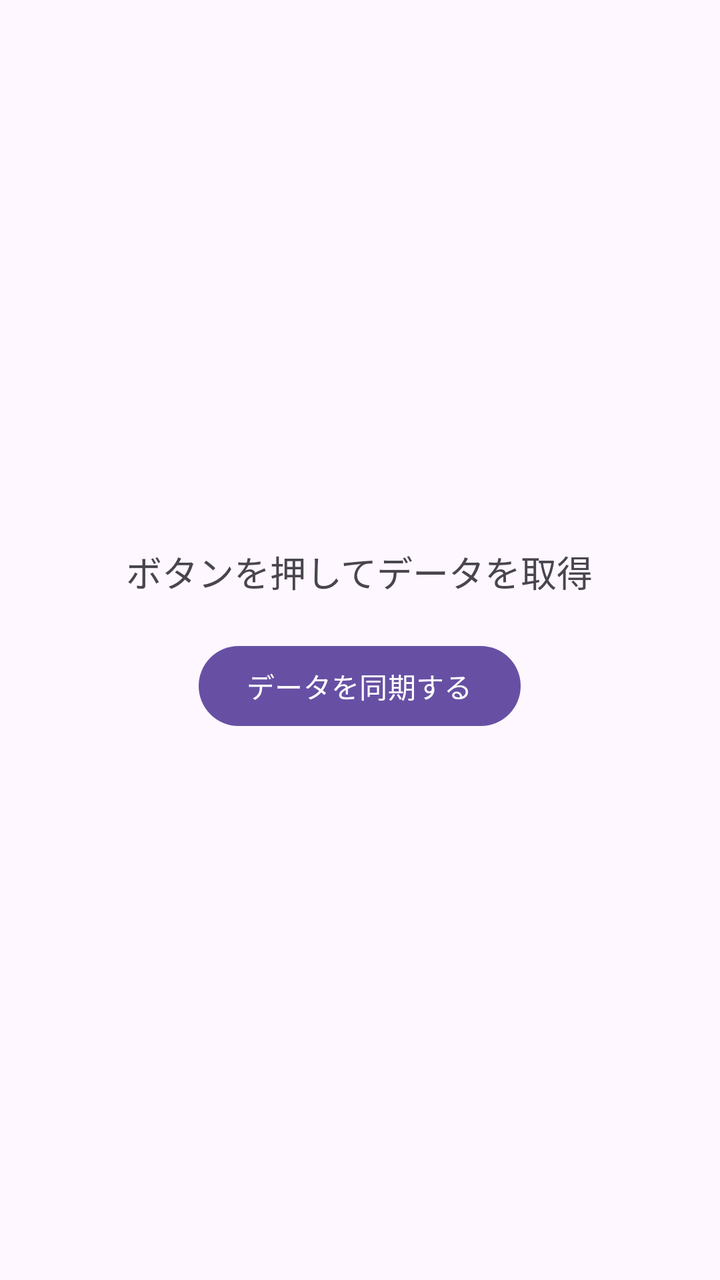
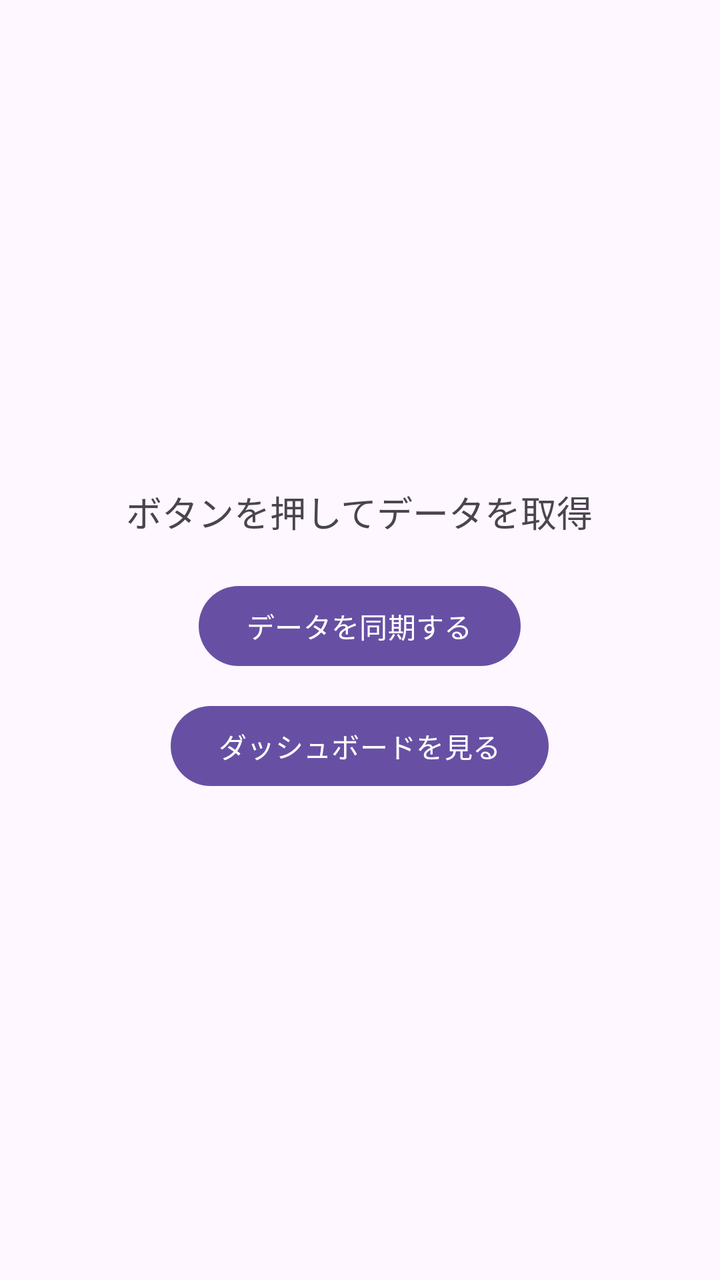

Before-and-after screenshots of an Android layout around one commit, followed by the original layout XML and the change that was made.
<!-- AndroidManifest.xml: application theme Theme.MyHealthHub -->
<!-- res/layout/activity_main.xml -->
<?xml version="1.0" encoding="utf-8"?>
<LinearLayout xmlns:android="http://schemas.android.com/apk/res/android"
    android:layout_width="match_parent"
    android:layout_height="match_parent"
    android:orientation="vertical"
    android:gravity="center"
    android:padding="20dp">

    <TextView
        android:id="@+id/statusText"
        android:layout_width="wrap_content"
        android:layout_height="wrap_content"
        android:text="ボタンを押してデータを取得"
        android:textSize="18sp"
        android:layout_marginBottom="20dp" />

    <Button
        android:id="@+id/syncButton"
        android:layout_width="wrap_content"
        android:layout_height="wrap_content"
        android:text="データを同期する" />

</LinearLayout>
<!-- resources referenced by this layout -->
<resources>
  <style name="Theme.MyHealthHub" parent="Base.Theme.MyHealthHub" />
  <style name="Base.Theme.MyHealthHub" parent="Theme.Material3.DayNight.NoActionBar">
          
          
      </style>
</resources>

<!-- the commit's change to res/layout/activity_main.xml (unified diff, before → after) -->
@@ -20,4 +20,11 @@
         android:layout_height="wrap_content"
         android:text="データを同期する" />
 
+    <Button
+        android:id="@+id/dashboardButton"
+        android:layout_width="wrap_content"
+        android:layout_height="wrap_content"
+        android:layout_marginTop="12dp"
+        android:text="ダッシュボードを見る" />
+
 </LinearLayout>
